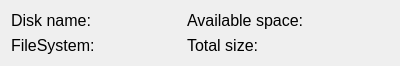
Before: the Qt Designer form ui/mydata/DriveInfo.ui in OpenFairWind/FairWindSK, drawn with Qt 5.
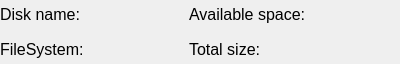
After: the same form once the commit is applied.

Diff of the .ui file:
```diff
--- a/ui/mydata/DriveInfo.ui
+++ b/ui/mydata/DriveInfo.ui
@@ -14,6 +14,18 @@
    <string>DriveInfo</string>
   </property>
   <layout class="QGridLayout" name="gridLayout_4">
+   <property name="leftMargin">
+    <number>0</number>
+   </property>
+   <property name="topMargin">
+    <number>0</number>
+   </property>
+   <property name="rightMargin">
+    <number>0</number>
+   </property>
+   <property name="bottomMargin">
+    <number>0</number>
+   </property>
    <item row="0" column="1">
     <widget class="QLabel" name="name">
      <property name="text">
```
